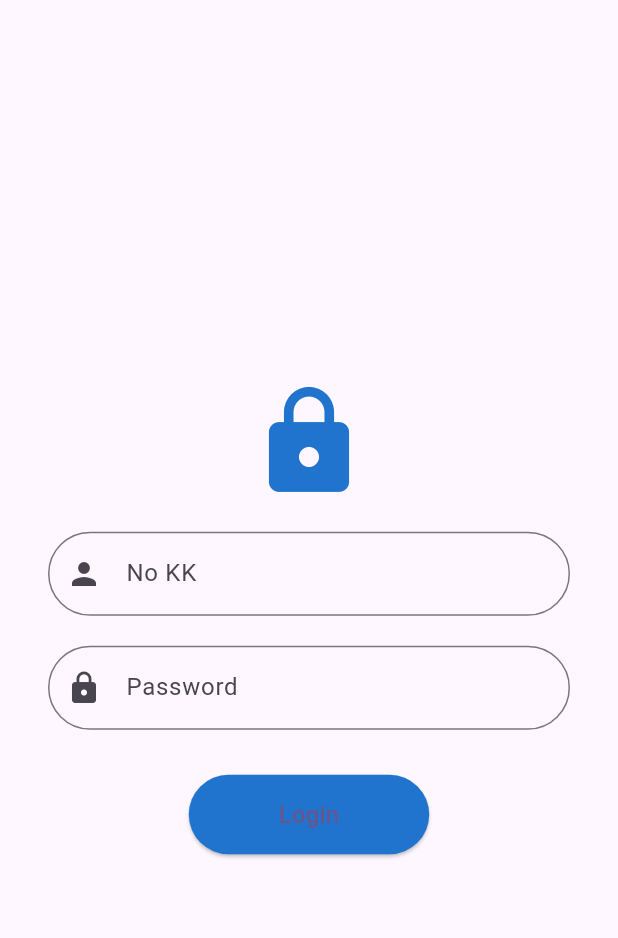
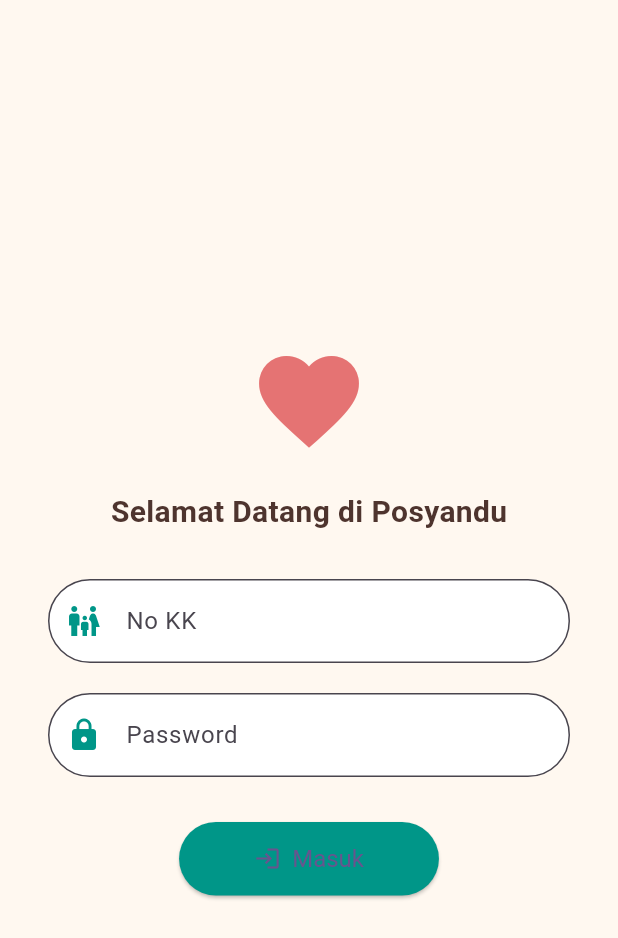
Before and after one commit to choliskoem/android_posyandu, a Flutter app: the screen it shows after launch, on a phone screen of 412 x 824 dp. Shown: the top 938 px of the screen. Run offline on Flutter 3.47's test engine with Material 3 defaults, Android fonts, the phone set to English and light mode, and no system bars; our stand-ins replace shared_preferences.

Commit message:
first commit

```diff
--- a/lib/login.dart
+++ b/lib/login.dart
@@ -1,150 +1,17 @@
-// import 'package:flutter/material.dart';
-// import 'dart:convert';
-// import 'package:http/http.dart' as http;
-
-// void main() {
-//   runApp(MyApp());
-// }
-
-// class MyApp extends StatelessWidget {
-//   @override
-//   Widget build(BuildContext context) {
-//     return MaterialApp(
-//       debugShowCheckedModeBanner: false,
-//       home: LoginPage(),
-//     );
-//   }
-// }
-
-// class LoginPage extends StatefulWidget {
-//   @override
-//   _LoginPageState createState() => _LoginPageState();
-// }
-
-// class _LoginPageState extends State<LoginPage> {
-//   final TextEditingController noKKController = TextEditingController();
-//   final TextEditingController passwordController = TextEditingController();
-//   bool isLoading = false;
-//   String errorMessage = '';
-
-//   Future<void> login() async {
-//     setState(() {
-//       isLoading = true;
-//       errorMessage = '';
-//     });
-
-//     final response = await http.post(
-//       Uri.parse('https://4c85-140-213-75-21.ngrok-free.app/api/login'),
-//       headers: {'Content-Type': 'application/json'},
-//       body: jsonEncode({
-//         'noKK': noKKController.text,
-//         'password': passwordController.text,
-//       }),
-//     );
-
-//     setState(() {
-//       isLoading = false;
-//     });
-
-//     if (response.statusCode == 200) {
-//       Navigator.push(
-//         context,
-//         MaterialPageRoute(builder: (context) => HomePage()),
-//       );
-//     } else {
-//       setState(() {
-//         errorMessage = 'Login gagal, periksa kembali No KK dan Password.';
-//       });
-//     }
-//   }
-
-//   @override
-//   Widget build(BuildContext context) {
-//     return Scaffold(
-//       body: Center(
-//         child: Padding(
-//           padding: EdgeInsets.symmetric(horizontal: 32.0),
-//           child: Column(
-//             mainAxisAlignment: MainAxisAlignment.center,
-//             children: [
-//               Image.asset('assets/images/posyandu.jpg', width: 80, height: 80),
-//               SizedBox(height: 20),
-//               TextField(
-//                 controller: noKKController,
-//                 decoration: InputDecoration(
-//                   labelText: 'No KK',
-//                   border: OutlineInputBorder(
-//                     borderRadius: BorderRadius.circular(10),
-//                   ),
-//                   prefixIcon: Icon(Icons.person),
-//                 ),
-//               ),
-//               SizedBox(height: 20),
-//               TextField(
-//                 controller: passwordController,
-//                 obscureText: true,
-//                 decoration: InputDecoration(
-//                   labelText: 'Password',
-//                   border: OutlineInputBorder(
-//                     borderRadius: BorderRadius.circular(20),
-//                   ),
-//                   prefixIcon: Icon(Icons.lock),
-//                 ),
-//               ),
-//               SizedBox(height: 20),
-//               if (errorMessage.isNotEmpty)
-//                 Text(errorMessage, style: TextStyle(color: const Color.fromARGB(255, 0, 0, 0))),
-//               SizedBox(height: 10),
-//               isLoading
-//                   ? CircularProgressIndicator()
-//                   : ElevatedButton(
-//                       onPressed: login,
-//                       style: ElevatedButton.styleFrom(
-//                         backgroundColor: const Color(0xFFAB1282),
-//                         shape: RoundedRectangleBorder(
-//                           borderRadius: BorderRadius.circular(10),
-//                         ),
-//                         padding:
-//                             EdgeInsets.symmetric(vertical: 15, horizontal: 100),
-//                       ),
-//                       child: Text('Login', style: TextStyle(fontSize: 16)),
-//                     ),
-//             ],
-//           ),
-//         ),
-//       ),
-//     );
-//   }
-// }
-
-// class HomePage extends StatelessWidget {
-//   @override
-//   Widget build(BuildContext context) {
-//     return Scaffold(
-//       appBar: AppBar(
-//         title: Text('Home Page'),
-//         backgroundColor: const Color.fromARGB(255, 32, 116, 206),
-//       ),
-//       body: Center(
-//         child: Text(
-//           'Selamat Datang di Home Page!',
-//           style: TextStyle(fontSize: 20, fontWeight: FontWeight.bold),
-//         ),
-//       ),
-//     );
-//   }
-// }
-
-
+import 'package:android_posyandu/homepage.dart';
+import 'package:android_posyandu/navigation_page.dart';
 import 'package:flutter/material.dart';
 import 'dart:convert';
 import 'package:http/http.dart' as http;
+import 'package:shared_preferences/shared_preferences.dart';
 
 void main() {
   runApp(MyApp());
 }
 
 class MyApp extends StatelessWidget {
+  const MyApp({super.key});
+
   @override
   Widget build(BuildContext context) {
     return MaterialApp(
@@ -155,6 +22,8 @@ class MyApp extends StatelessWidget {
 }
 
 class LoginPage extends StatefulWidget {
+  const LoginPage({super.key});
+
   @override
   _LoginPageState createState() => _LoginPageState();
 }
@@ -172,7 +41,7 @@ class _LoginPageState extends State<LoginPage> {
     });
 
     final response = await http.post(
-      Uri.parse('https://4c85-140-213-75-21.ngrok-free.app/api/login'),
+      Uri.parse('https://de38-182-1-184-177.ngrok-free.app/api/login'),
       headers: {'Content-Type': 'application/json'},
       body: jsonEncode({
         'noKK': noKKController.text,
@@ -185,9 +54,16 @@ class _LoginPageState extends State<LoginPage> {
     });
 
     if (response.statusCode == 200) {
-      Navigator.push(
+      final responseData = jsonDecode(response.body);
+      final idOrangTua =
+          responseData['user']['id_orang_tua']; // Ambil dari user
+
+      final prefs = await SharedPreferences.getInstance();
+      await prefs.setInt('id_orang_tua', idOrangTua);
+
+      Navigator.pushReplacement(
         context,
-        MaterialPageRoute(builder: (context) => HomePage()),
+        MaterialPageRoute(builder: (context) => BottomNavExample()),
       );
     } else {
       setState(() {
@@ -199,53 +75,73 @@ class _LoginPageState extends State<LoginPage> {
   @override
   Widget build(BuildContext context) {
     return Scaffold(
+      backgroundColor: const Color(0xFFFFF8F0), // Latar belakang lembut
       body: Center(
         child: Padding(
-          padding: EdgeInsets.symmetric(horizontal: 32.0),
+          padding: const EdgeInsets.symmetric(horizontal: 32.0),
           child: Column(
             mainAxisAlignment: MainAxisAlignment.center,
             children: [
-              Icon(Icons.lock, size: 80, color: const Color.fromARGB(255, 32, 116, 206)),
-              SizedBox(height: 20),
+              const Icon(Icons.favorite,
+                  size: 80,
+                  color: Color(0xFFE57373)), // Ikon lebih ramah & hangat
+              const SizedBox(height: 20),
+              const Text(
+                'Selamat Datang di Posyandu',
+                style: TextStyle(
+                  fontSize: 20,
+                  fontWeight: FontWeight.bold,
+                  color: Color(0xFF4E342E),
+                ),
+              ),
+              const SizedBox(height: 30),
               TextField(
                 controller: noKKController,
                 decoration: InputDecoration(
                   labelText: 'No KK',
+                  filled: true,
+                  fillColor: Colors.white,
                   border: OutlineInputBorder(
                     borderRadius: BorderRadius.circular(30),
                   ),
-                  prefixIcon: Icon(Icons.person),
+                  prefixIcon:
+                      const Icon(Icons.family_restroom, color: Colors.teal),
                 ),
               ),
-              SizedBox(height: 20),
+              const SizedBox(height: 20),
               TextField(
                 controller: passwordController,
                 obscureText: true,
                 decoration: InputDecoration(
                   labelText: 'Password',
+                  filled: true,
+                  fillColor: Colors.white,
                   border: OutlineInputBorder(
                     borderRadius: BorderRadius.circular(30),
                   ),
-                  prefixIcon: Icon(Icons.lock),
+                  prefixIcon: const Icon(Icons.lock, color: Colors.teal),
                 ),
               ),
-              SizedBox(height: 20),
+              const SizedBox(height: 20),
               if (errorMessage.isNotEmpty)
-                Text(errorMessage, style: TextStyle(color: const Color.fromARGB(255, 0, 0, 0))),
-              SizedBox(height: 10),
+                Text(errorMessage,
+                    style: const TextStyle(color: Colors.redAccent)),
+              const SizedBox(height: 10),
               isLoading
-                  ? CircularProgressIndicator()
-                  : ElevatedButton(
+                  ? const CircularProgressIndicator(color: Colors.teal)
+                  : ElevatedButton.icon(
                       onPressed: login,
+                      icon: const Icon(Icons.login),
+                      label: const Text('Masuk'),
                       style: ElevatedButton.styleFrom(
-                        backgroundColor: const Color.fromARGB(255, 32, 116, 206),
+                        backgroundColor: Colors.teal,
                         shape: RoundedRectangleBorder(
                           borderRadius: BorderRadius.circular(30),
                         ),
-                        padding:
-                            EdgeInsets.symmetric(vertical: 15, horizontal: 60),
+                        padding: const EdgeInsets.symmetric(
+                            vertical: 15, horizontal: 50),
+                        textStyle: const TextStyle(fontSize: 16),
                       ),
-                      child: Text('Login', style: TextStyle(fontSize: 16)),
                     ),
             ],
           ),
@@ -254,21 +150,3 @@ class _LoginPageState extends State<LoginPage> {
     );
   }
 }
-
-class HomePage extends StatelessWidget {
-  @override
-  Widget build(BuildContext context) {
-    return Scaffold(
-      appBar: AppBar(
-        title: Text('Home Page'),
-        backgroundColor: const Color.fromARGB(255, 32, 116, 206),
-      ),
-      body: Center(
-        child: Text(
-          'Selamat Datang di Home page!',
-          style: TextStyle(fontSize: 20, fontWeight: FontWeight.bold),
-        ),
-      ),
-    );
-  }
-}
--- a/lib/main.dart
+++ b/lib/main.dart
@@ -2,6 +2,7 @@ import 'package:android_posyandu/login.dart';
 import 'package:flutter/material.dart';
 
 void main() {
+   WidgetsFlutterBinding.ensureInitialized();
   runApp(const MyApp());
 }
 
--- a/pubspec.yaml
+++ b/pubspec.yaml
@@ -36,6 +36,7 @@ dependencies:
   # Use with the CupertinoIcons class for iOS style icons.
   cupertino_icons: ^1.0.8
   http: ^1.3.0
+  shared_preferences: ^2.5.3
 
 dev_dependencies:
   flutter_test:
```
Also changed, not shown: lib/homepage.dart (added, +184 -0 lines), lib/navigation_page.dart (added, +49 -0 lines), lib/pemeriksaan_page.dart (added, +124 -0 lines), pubspec.lock, 3 other files.
